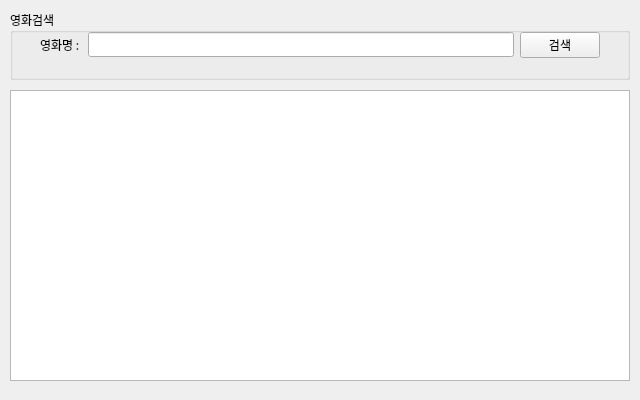
Old version of the form part1/studyPyQt/naverApiMovie.ui in the repository hun2mung/miniprojects.
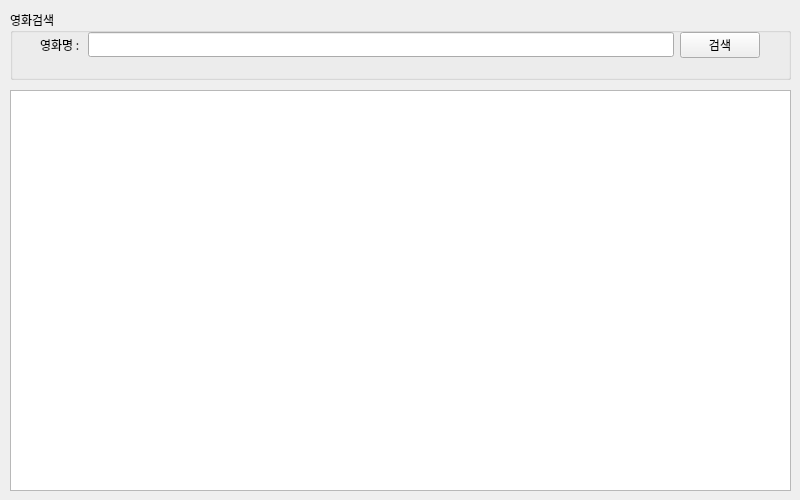
New version of the form.

```diff
--- a/part1/studyPyQt/naverApiMovie.ui
+++ b/part1/studyPyQt/naverApiMovie.ui
@@ -6,8 +6,8 @@
    <rect>
     <x>0</x>
     <y>0</y>
-    <width>640</width>
-    <height>400</height>
+    <width>800</width>
+    <height>500</height>
    </rect>
   </property>
   <property name="sizePolicy">
@@ -18,14 +18,14 @@
   </property>
   <property name="minimumSize">
    <size>
-    <width>640</width>
-    <height>400</height>
+    <width>800</width>
+    <height>500</height>
    </size>
   </property>
   <property name="maximumSize">
    <size>
-    <width>640</width>
-    <height>400</height>
+    <width>800</width>
+    <height>500</height>
    </size>
   </property>
   <property name="font">
@@ -41,7 +41,7 @@
     <rect>
      <x>10</x>
      <y>10</y>
-     <width>620</width>
+     <width>781</width>
      <height>70</height>
     </rect>
    </property>
@@ -56,7 +56,7 @@
         <rect>
          <x>30</x>
          <y>10</y>
-         <width>560</width>
+         <width>720</width>
          <height>50</height>
         </rect>
        </property>
@@ -89,8 +89,8 @@
     <rect>
      <x>10</x>
      <y>90</y>
-     <width>620</width>
-     <height>291</height>
+     <width>781</width>
+     <height>401</height>
     </rect>
    </property>
    <layout class="QVBoxLayout" name="resultLayout">
```
